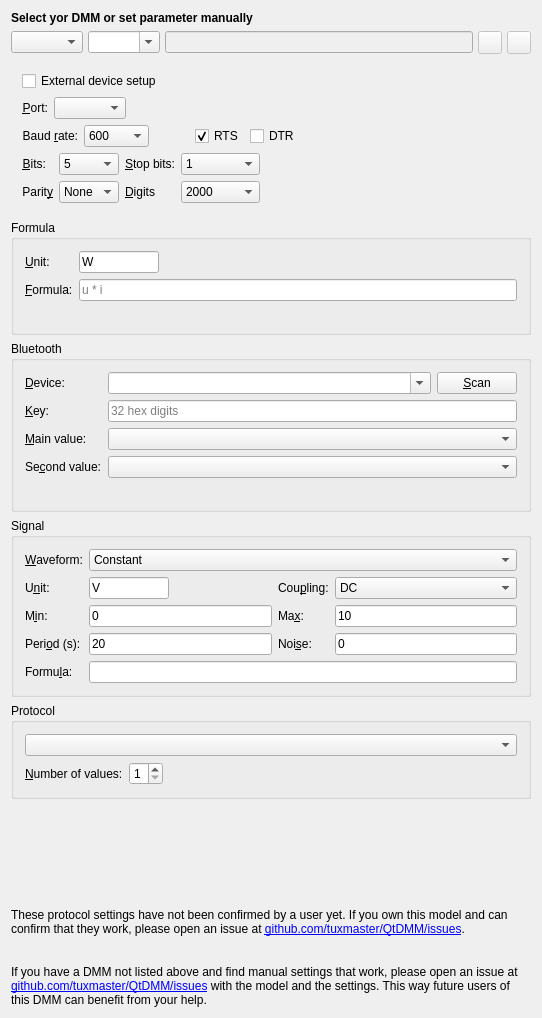
This is src/ui/uidmmprefs.ui in tuxmaster/QtDMM as Qt 5 draws it before an edit. The edited form follows.
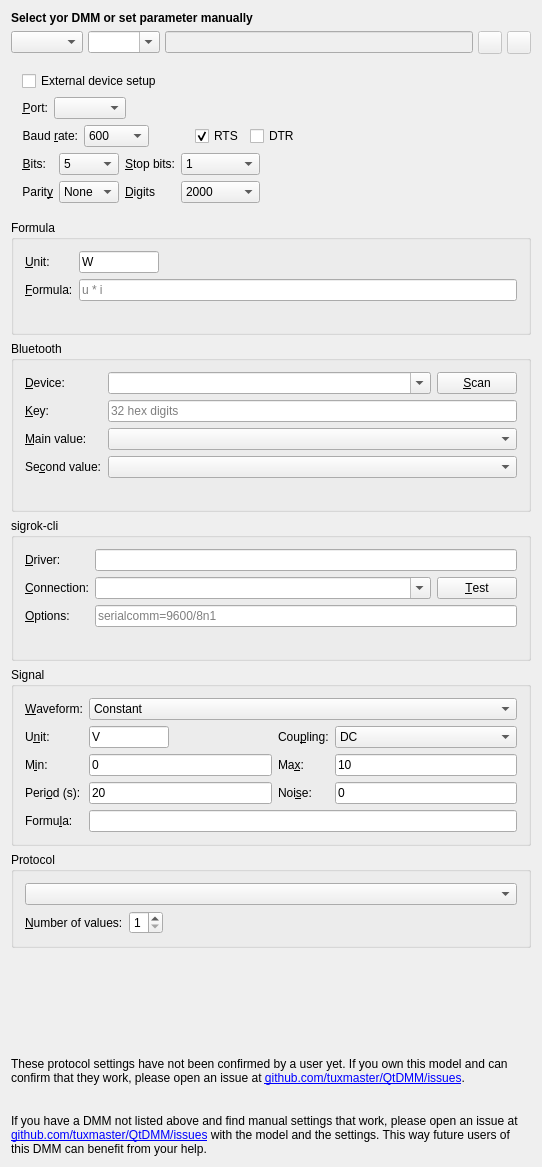
This is the edited form. Icons and pictures are not drawn. Custom widgets are drawn as their Qt base class.

Commit message: SCPI bench meters through sigrok-cli: Keysight, Agilent, HP, Siglent

Diff of the .ui file:
```diff
--- a/src/ui/uidmmprefs.ui
+++ b/src/ui/uidmmprefs.ui
@@ -738,6 +738,101 @@
      </layout>
     </widget>
    </item>
+   <item>
+    <widget class="QGroupBox" name="ui_sigrokGroup">
+     <property name="title">
+      <string>sigrok-cli</string>
+     </property>
+     <layout class="QGridLayout" name="gridLayout_sigrok">
+      <item row="0" column="0">
+       <widget class="QLabel" name="ui_sigrokDriverLabel">
+        <property name="text">
+         <string>&amp;Driver:</string>
+        </property>
+        <property name="buddy">
+         <cstring>ui_sigrokDriver</cstring>
+        </property>
+       </widget>
+      </item>
+      <item row="0" column="1" colspan="2">
+       <widget class="QLineEdit" name="ui_sigrokDriver">
+        <property name="whatsThis">
+         <string>The libsigrok driver for this meter, filled in from the model. Change it only if sigrok-cli --list-supported names another one for your meter.</string>
+        </property>
+       </widget>
+      </item>
+      <item row="1" column="0">
+       <widget class="QLabel" name="ui_sigrokConnLabel">
+        <property name="text">
+         <string>&amp;Connection:</string>
+        </property>
+        <property name="buddy">
+         <cstring>ui_sigrokConn</cstring>
+        </property>
+       </widget>
+      </item>
+      <item row="1" column="1">
+       <widget class="QComboBox" name="ui_sigrokConn">
+        <property name="whatsThis">
+         <string>How sigrok-cli reaches the meter (its conn= option): a serial port such as /dev/ttyUSB0 or COM3, usbtmc/&lt;vid&gt;.&lt;pid&gt; for USB-TMC, tcp-raw/&lt;host&gt;/5025 for LAN.</string>
+        </property>
+        <property name="editable">
+         <bool>true</bool>
+        </property>
+        <property name="sizePolicy">
+         <sizepolicy hsizetype="Expanding" vsizetype="Fixed">
+          <horstretch>0</horstretch>
+          <verstretch>0</verstretch>
+         </sizepolicy>
+        </property>
+       </widget>
+      </item>
+      <item row="1" column="2">
+       <widget class="QPushButton" name="ui_sigrokTest">
+        <property name="text">
+         <string>&amp;Test</string>
+        </property>
+        <property name="whatsThis">
+         <string>Runs sigrok-cli --scan with these settings and shows whether the meter answers.</string>
+        </property>
+       </widget>
+      </item>
+      <item row="2" column="0">
+       <widget class="QLabel" name="ui_sigrokOptionsLabel">
+        <property name="text">
+         <string>&amp;Options:</string>
+        </property>
+        <property name="buddy">
+         <cstring>ui_sigrokOptions</cstring>
+        </property>
+       </widget>
+      </item>
+      <item row="2" column="1" colspan="2">
+       <widget class="QLineEdit" name="ui_sigrokOptions">
+        <property name="whatsThis">
+         <string>Further driver options, colon separated, e.g. serialcomm=9600/8n1 for a serial connection.</string>
+        </property>
+        <property name="placeholderText">
+         <string notr="true">serialcomm=9600/8n1</string>
+        </property>
+       </widget>
+      </item>
+      <item row="3" column="1" colspan="2">
+       <widget class="QLabel" name="ui_sigrokHint">
+        <property name="text">
+         <string notr="true"/>
+        </property>
+        <property name="wordWrap">
+         <bool>true</bool>
+        </property>
+        <property name="openExternalLinks">
+         <bool>false</bool>
+        </property>
+       </widget>
+      </item>
+     </layout>
+    </widget>
+   </item>
    <item>
     <widget class="QGroupBox" name="ui_virtualGroup">
      <property name="title">
```
The commit also changes 19 other files.
